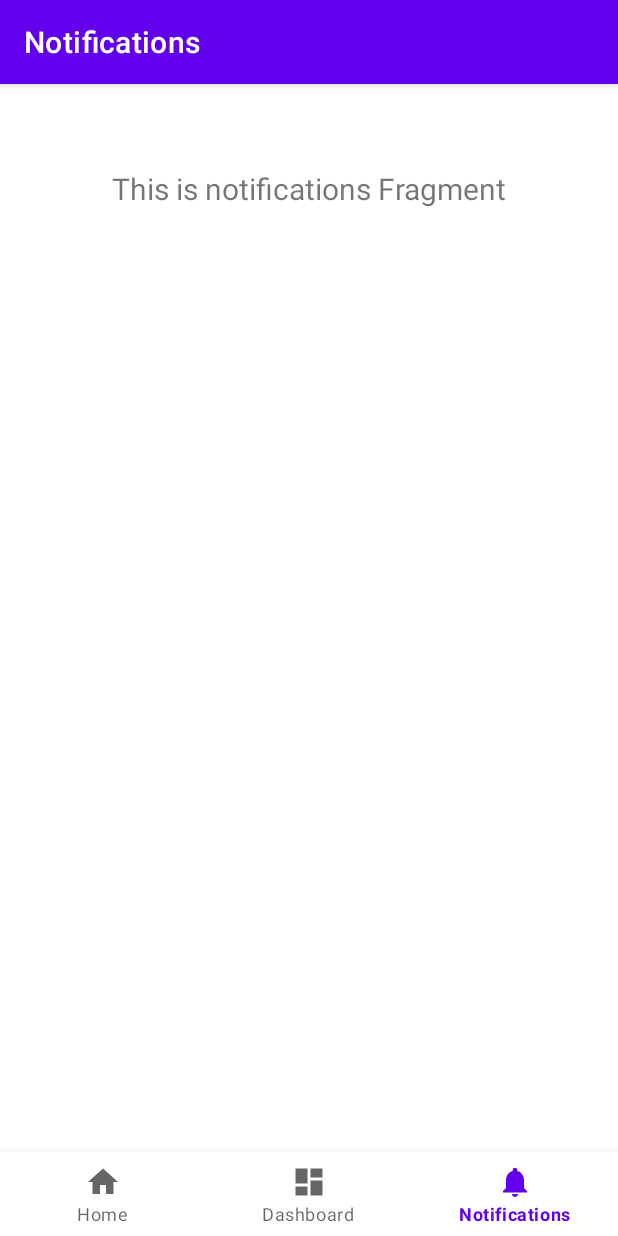
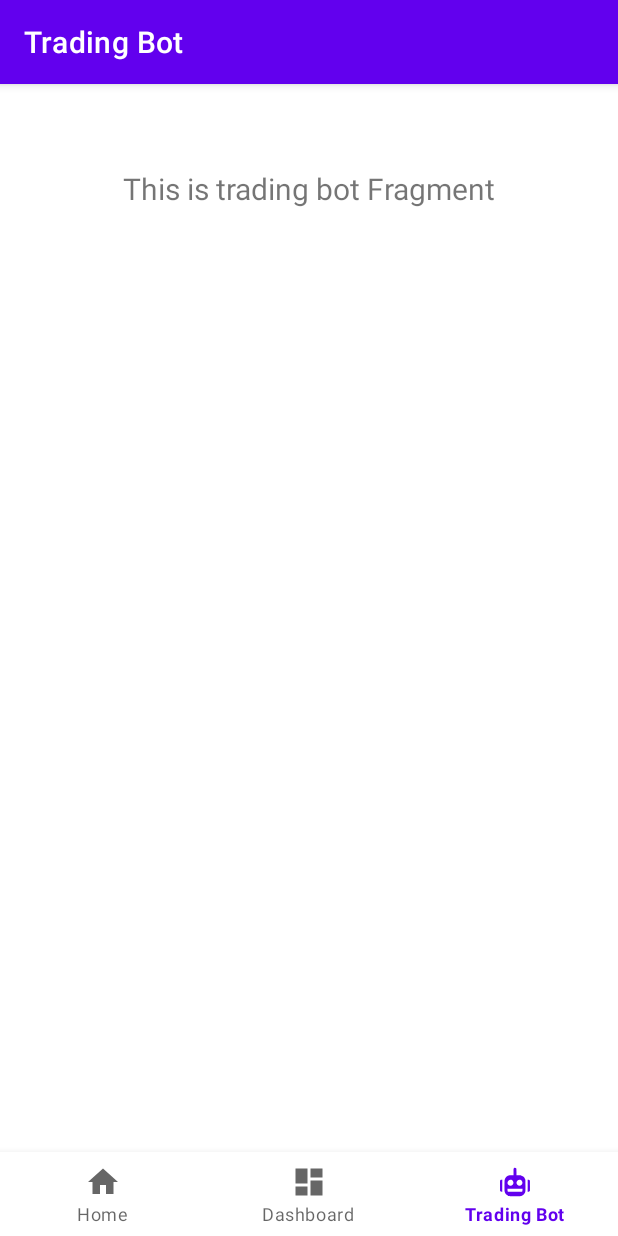
Before and after one commit to HugoISEP/MyCryptoWallet, an Android app: the TradingFragment screen opened through its navigation route, on a phone screen of 412 x 824 dp. Run offline under Robolectric (Android 15) with nearby library versions, the phone set to English and light mode, and no system bars; our stand-ins replace navigation-ui; libraries missing offline, so code that uses them is left out: com.github.mikephil.charting; 16 statements that could not run were skipped.

Commit message:
add trading bot section base

```diff
--- a/app/src/main/java/com/example/mycryptowallet/MainActivity.kt
+++ b/app/src/main/java/com/example/mycryptowallet/MainActivity.kt
@@ -26,7 +26,7 @@ class MainActivity : AppCompatActivity() {
         // Passing each menu ID as a set of Ids because each
         // menu should be considered as top level destinations.
         val appBarConfiguration = AppBarConfiguration(setOf(
-                R.id.navigation_home, R.id.navigation_dashboard, R.id.navigation_notifications))
+                R.id.navigation_home, R.id.navigation_dashboard, R.id.navigation_trading))
         setupActionBarWithNavController(navController, appBarConfiguration)
         navView.setupWithNavController(navController)
     }
--- a/app/src/main/java/com/example/mycryptowallet/ui/notifications/NotificationsFragment.kt
+++ b/app/src/main/java/com/example/mycryptowallet/ui/trading/TradingFragment.kt
@@ -1,4 +1,4 @@
-package com.example.mycryptowallet.ui.notifications
+package com.example.mycryptowallet.ui.trading
 
 import android.os.Bundle
 import android.view.LayoutInflater
@@ -10,20 +10,20 @@ import androidx.lifecycle.Observer
 import androidx.lifecycle.ViewModelProvider
 import com.example.mycryptowallet.R
 
-class NotificationsFragment : Fragment() {
+class TradingFragment : Fragment() {
 
-    private lateinit var notificationsViewModel: NotificationsViewModel
+    private lateinit var tradingViewModel: TradingViewModel
 
     override fun onCreateView(
             inflater: LayoutInflater,
             container: ViewGroup?,
             savedInstanceState: Bundle?
     ): View? {
-        notificationsViewModel =
-                ViewModelProvider(this).get(NotificationsViewModel::class.java)
-        val root = inflater.inflate(R.layout.fragment_notifications, container, false)
-        val textView: TextView = root.findViewById(R.id.text_notifications)
-        notificationsViewModel.text.observe(viewLifecycleOwner, Observer {
+        tradingViewModel =
+                ViewModelProvider(this).get(TradingViewModel::class.java)
+        val root = inflater.inflate(R.layout.fragment_trading, container, false)
+        val textView: TextView = root.findViewById(R.id.text_trading)
+        tradingViewModel.text.observe(viewLifecycleOwner, Observer {
             textView.text = it
         })
         return root
--- a/app/src/main/java/com/example/mycryptowallet/ui/notifications/NotificationsViewModel.kt
+++ b/app/src/main/java/com/example/mycryptowallet/ui/trading/TradingViewModel.kt
@@ -1,13 +1,13 @@
-package com.example.mycryptowallet.ui.notifications
+package com.example.mycryptowallet.ui.trading
 
 import androidx.lifecycle.LiveData
 import androidx.lifecycle.MutableLiveData
 import androidx.lifecycle.ViewModel
 
-class NotificationsViewModel : ViewModel() {
+class TradingViewModel : ViewModel() {
 
     private val _text = MutableLiveData<String>().apply {
-        value = "This is notifications Fragment"
+        value = "This is trading bot Fragment"
     }
     val text: LiveData<String> = _text
 }
--- /dev/null
+++ b/app/src/main/res/drawable/ic_robot_24dp.xml
@@ -0,0 +1,25 @@
+<?xml version="1.0" encoding="utf-8"?>
+<vector xmlns:android="http://schemas.android.com/apk/res/android"
+    android:width="24dp"
+    android:height="24dp"
+    android:viewportWidth="512.000000"
+    android:viewportHeight="512.000000">
+
+    <group
+            android:translateY="512.000000"
+            android:scaleX="0.100000"
+            android:scaleY="-0.100000">
+        <path
+            android:fillColor="#000000"
+            android:strokeWidth="1"
+            android:pathData="M2510 4581 c-74 -24 -119 -63 -145 -123 -13 -32 -15 -104 -15 -488 l0 -450 -247 0 c-137 0 -277 -5 -313 -10 -350 -56 -632 -323 -705 -670 -23 -109 -22 -1515 1 -1628 51 -247 220 -468 445 -581 202 -100 152 -96 1024 -96 834 0 804 -2 963 62 205 82 384 259 470 464 63 152 63 153 60 999 -4 764 -4 765 -26 840 -53 171 -168 341 -300 441 -79 60 -221 130 -312 155 -52 14 -121 18 -352 21 l-288 5 0 449 c0 484 -1 491 -53 547 -47 51 -149 82 -207 63z m-485 -1716 c84 -22 150 -61 205 -122 154 -169 154 -414 -1 -578 -87 -92 -185 -135 -309 -135 -124 0 -222 43 -309 135 -159 168 -155 422 9 586 111 112 256 152 405 114z m1280 0 c84 -22 150 -61 205 -122 154 -169 154 -414 -1 -578 -87 -92 -185 -135 -309 -135 -124 0 -222 43 -309 135 -155 164 -156 409 -1 578 104 114 264 161 415 122z m325 -1379 c0 -129 -10 -194 -41 -266 l-21 -50 -1008 0 -1008 0 -21 50 c-31 72 -41 137 -41 266 l0 114 1070 0 1070 0 0 -114z" />
+        <path
+            android:fillColor="#000000"
+            android:strokeWidth="1"
+            android:pathData="M560 2864 c-45 -20 -87 -59 -111 -106 -18 -36 -19 -68 -19 -728 0 -746 -1 -730 53 -788 45 -49 95 -66 192 -67 76 0 89 2 85 15 -9 27 -11 1576 -2 1634 l9 56 -86 0 c-54 -1 -99 -6 -121 -16z" />
+        <path
+            android:fillColor="#000000"
+            android:strokeWidth="1"
+            android:pathData="M4362 2824 c9 -58 7 -1607 -2 -1634 -4 -13 9 -15 85 -15 77 0 96 4 135 25 24 14 58 45 75 68 l30 44 3 704 c2 679 2 705 -17 742 -45 88 -111 122 -234 122 l-84 0 9 -56z" />
+    </group>
+</vector>
--- a/app/src/main/res/layout/fragment_notifications.xml
+++ b/app/src/main/res/layout/fragment_trading.xml
@@ -4,10 +4,10 @@
     xmlns:tools="http://schemas.android.com/tools"
     android:layout_width="match_parent"
     android:layout_height="match_parent"
-    tools:context=".ui.notifications.NotificationsFragment">
+    tools:context=".ui.trading.TradingFragment">
 
     <TextView
-        android:id="@+id/text_notifications"
+        android:id="@+id/text_trading"
         android:layout_width="match_parent"
         android:layout_height="wrap_content"
         android:layout_marginStart="8dp"
--- a/app/src/main/res/menu/bottom_nav_menu.xml
+++ b/app/src/main/res/menu/bottom_nav_menu.xml
@@ -12,8 +12,8 @@
         android:title="@string/title_dashboard" />
 
     <item
-        android:id="@+id/navigation_notifications"
-        android:icon="@drawable/ic_notifications_black_24dp"
-        android:title="@string/title_notifications" />
+        android:id="@+id/navigation_trading"
+        android:icon="@drawable/ic_robot_24dp"
+        android:title="@string/title_trading" />
 
 </menu>
--- a/app/src/main/res/navigation/mobile_navigation.xml
+++ b/app/src/main/res/navigation/mobile_navigation.xml
@@ -18,8 +18,8 @@
         tools:layout="@layout/fragment_dashboard" />
 
     <fragment
-        android:id="@+id/navigation_notifications"
-        android:name="com.example.mycryptowallet.ui.notifications.NotificationsFragment"
-        android:label="@string/title_notifications"
-        tools:layout="@layout/fragment_notifications" />
+        android:id="@+id/navigation_trading"
+        android:name="com.example.mycryptowallet.ui.trading.TradingFragment"
+        android:label="@string/title_trading"
+        tools:layout="@layout/fragment_trading" />
 </navigation>
--- a/app/src/main/res/values/strings.xml
+++ b/app/src/main/res/values/strings.xml
@@ -2,7 +2,7 @@
     <string name="app_name">MyCryptoWallet</string>
     <string name="title_home">Home</string>
     <string name="title_dashboard">Dashboard</string>
-    <string name="title_notifications">Notifications</string>
+    <string name="title_trading">Trading Bot</string>
     <string name="add_crypto">Add Crypto</string>
     <string name="empty_not_saved">Crypto not saved because it is empty.</string>
     <string name="button_save">Save</string>
```
